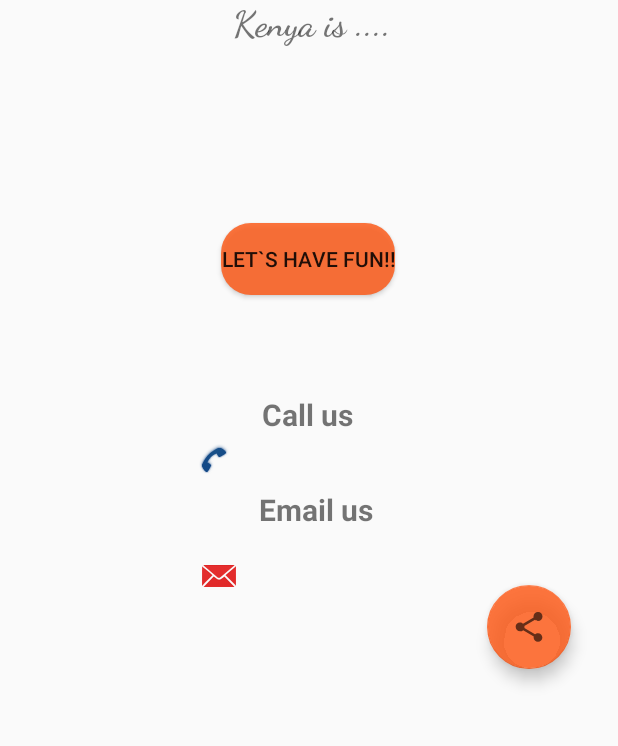
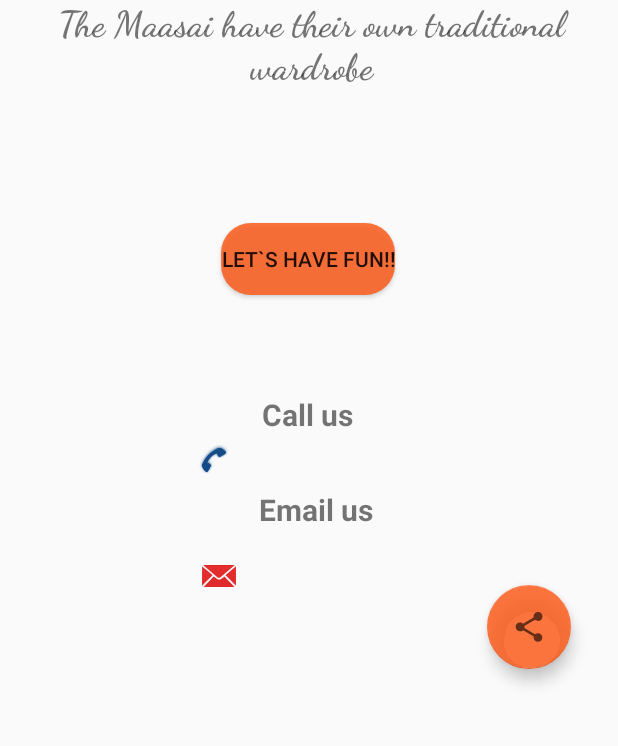
Before and after one commit to carolinemusyoka/RW-Android-Bootcamp-2020, an Android app: the screen it shows after launch (MainActivity), after a tap on an icon or button, on a phone screen of 412 x 824 dp, the part 473-1219 px from its top. Run offline under Robolectric (Android 15) with nearby library versions, the phone set to English and light mode, and no system bars.

Commit message:
Update MainActivity.kt
Adding an array of facts about the maasai

```diff
--- a/Week 3/NomadBusinessCard/app/src/main/java/com/carol/nomadbusinesscard/MainActivity.kt
+++ b/Week 3/NomadBusinessCard/app/src/main/java/com/carol/nomadbusinesscard/MainActivity.kt
@@ -47,10 +47,16 @@ class MainActivity : AppCompatActivity() {
         text = findViewById(R.id.quotespace)
         mybtn = findViewById(R.id.quotegenerator)
         val facts = arrayOf(
-            "Kenya is ....",
-            "sdjasjdnksjd",
-            "snsankxasmkas",
-            "sxjksaxkdasmxds"
+            "The Maasai Tribe inhabit more than one country: Kenya and Tanzania",
+            "The Maasai Tribe is made up of sixteen sections(Sub tribes)",
+            " Blood is part of the Maasai diet: Its definitely not gross",
+            "The Maasai are named after their own language",
+            "The Maasai have their own traditional wardrobe",
+            "Maasai members pride themselves on their cows",
+            "There are different religions within the Maasai Tribe",
+            "The Maasai Tribe are mostly polygamous",
+            "Children in the Maasai Tribe are not named until three months of age",
+            "The Maasai have their own calendar"
         )
         mybtn.setOnClickListener {
             val randomQuote = facts.random()
```
